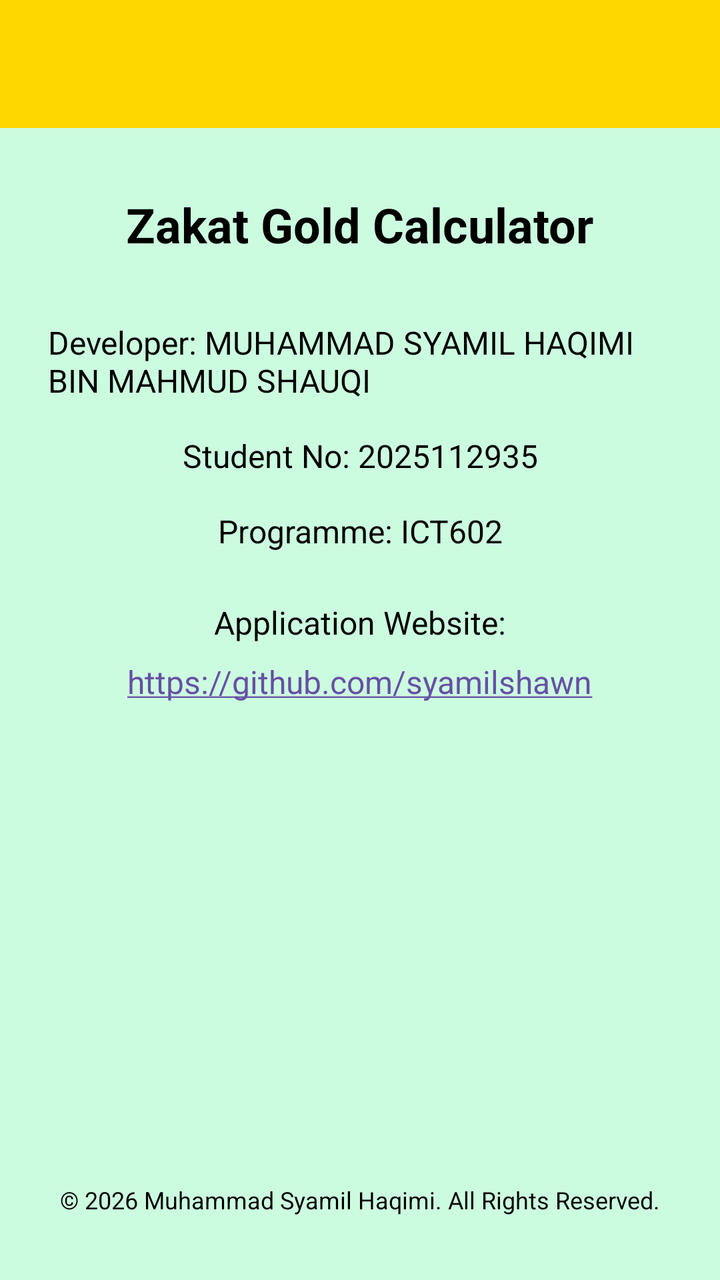
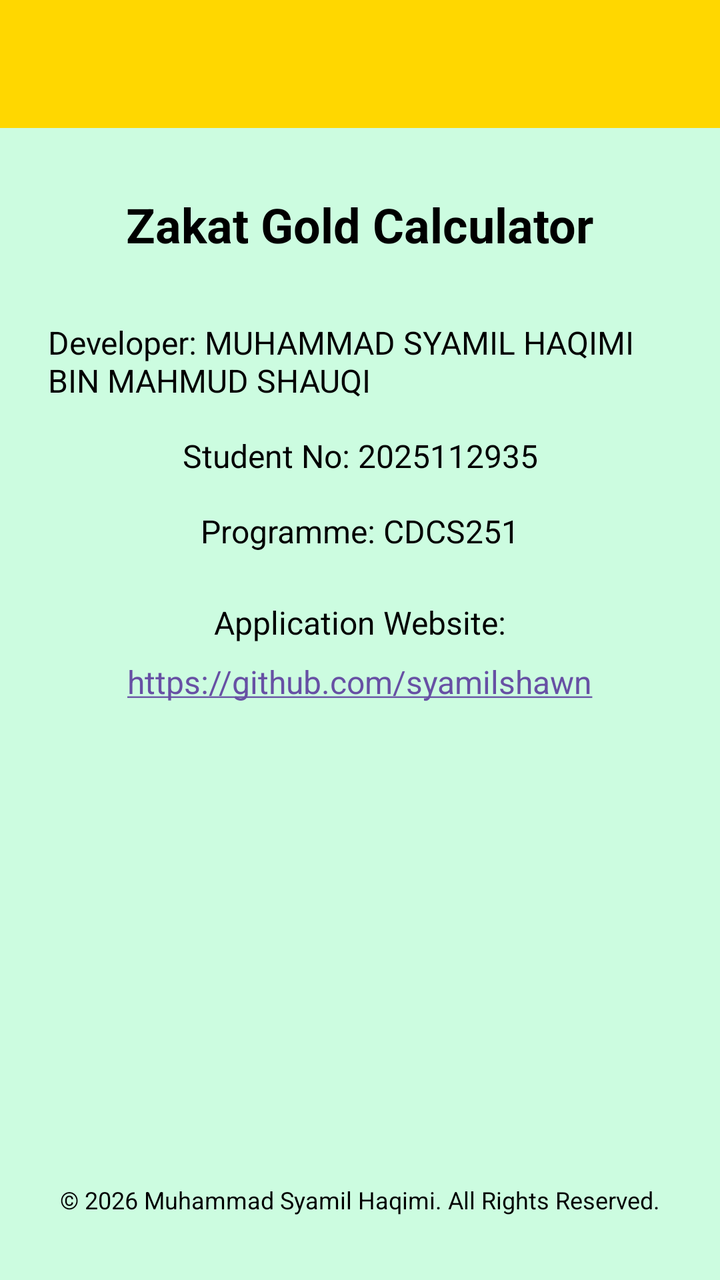

Before-and-after screenshots of an Android layout around one commit, followed by the original layout XML and the change that was made.
<!-- AndroidManifest.xml: application theme Theme.ZakayGoldV2 -->
<!-- res/layout/activity_about.xml -->
<?xml version="1.0" encoding="utf-8"?>
<androidx.constraintlayout.widget.ConstraintLayout xmlns:android="http://schemas.android.com/apk/res/android"
    xmlns:app="http://schemas.android.com/apk/res-auto"
    xmlns:tools="http://schemas.android.com/tools"
    android:id="@+id/main"
    android:layout_width="match_parent"
    android:layout_height="match_parent"
    android:background="@color/light_green"
    android:fitsSystemWindows="true"
    tools:context=".AboutActivity">

    <androidx.appcompat.widget.Toolbar
        android:id="@+id/toolbar_about"
        android:layout_width="match_parent"
        android:layout_height="wrap_content"
        android:background="@color/gold"
        android:minHeight="?attr/actionBarSize"
        android:theme="@style/ThemeOverlay.AppCompat.Light"
        app:layout_constraintEnd_toEndOf="parent"
        app:layout_constraintStart_toStartOf="parent"
        app:layout_constraintTop_toTopOf="parent" />

    <TextView
        android:id="@+id/aboutTitle"
        android:layout_width="wrap_content"
        android:layout_height="wrap_content"
        android:layout_marginTop="32dp"
        android:text="Zakat Gold Calculator"
        android:textColor="@color/black"
        android:textSize="24sp"
        android:textStyle="bold"
        app:layout_constraintEnd_toEndOf="parent"
        app:layout_constraintStart_toStartOf="parent"
        app:layout_constraintTop_toBottomOf="@+id/toolbar_about" />

    <TextView
        android:id="@+id/txtName"
        android:layout_width="0dp"
        android:layout_height="wrap_content"
        android:layout_marginStart="24dp"
        android:layout_marginTop="32dp"
        android:layout_marginEnd="24dp"
        android:text="Developer: MUHAMMAD SYAMIL HAQIMI BIN MAHMUD SHAUQI"
        android:textAlignment="center"
        android:textColor="@color/black"
        android:textSize="16sp"
        app:layout_constraintEnd_toEndOf="parent"
        app:layout_constraintStart_toStartOf="parent"
        app:layout_constraintTop_toBottomOf="@+id/aboutTitle" />

    <TextView
        android:id="@+id/txtStudentId"
        android:layout_width="wrap_content"
        android:layout_height="wrap_content"
        android:layout_marginTop="16dp"
        android:text="Student No: 2025112935"
        android:textColor="@color/black"
        android:textSize="16sp"
        app:layout_constraintEnd_toEndOf="parent"
        app:layout_constraintStart_toStartOf="parent"
        app:layout_constraintTop_toBottomOf="@+id/txtName" />

    <TextView
        android:id="@+id/txtProgramme"
        android:layout_width="wrap_content"
        android:layout_height="wrap_content"
        android:layout_marginTop="16dp"
        android:text="Programme: ICT602"
        android:textColor="@color/black"
        android:textSize="16sp"
        app:layout_constraintEnd_toEndOf="parent"
        app:layout_constraintStart_toStartOf="parent"
        app:layout_constraintTop_toBottomOf="@+id/txtStudentId" />

    <TextView
        android:id="@+id/textView6"
        android:layout_width="wrap_content"
        android:layout_height="wrap_content"
        android:layout_marginTop="24dp"
        android:text="Application Website:"
        android:textColor="@color/black"
        android:textSize="16sp"
        app:layout_constraintEnd_toEndOf="parent"
        app:layout_constraintStart_toStartOf="parent"
        app:layout_constraintTop_toBottomOf="@+id/txtProgramme" />

    <TextView
        android:id="@+id/txtLink"
        android:layout_width="wrap_content"
        android:layout_height="wrap_content"
        android:layout_marginTop="8dp"
        android:text="https://github.com/syamilshawn"
        android:textColor="@android:color/holo_blue_dark"
        android:textSize="16sp"
        android:autoLink="web"
        android:linksClickable="true"
        app:layout_constraintEnd_toEndOf="parent"
        app:layout_constraintStart_toStartOf="parent"
        app:layout_constraintTop_toBottomOf="@+id/textView6" />

    
    <TextView
        android:id="@+id/txtCopyright"
        android:layout_width="wrap_content"
        android:layout_height="wrap_content"
        android:layout_marginBottom="32dp"
        android:text="© 2026 Muhammad Syamil Haqimi. All Rights Reserved."
        android:textColor="@color/black"
        android:textSize="12sp"
        app:layout_constraintBottom_toBottomOf="parent"
        app:layout_constraintEnd_toEndOf="parent"
        app:layout_constraintStart_toStartOf="parent" />

</androidx.constraintlayout.widget.ConstraintLayout>
<!-- resources referenced by this layout -->
<resources>
  <color name="black">#FF000000</color>
  <color name="gold">#FFD700</color>
  <color name="light_green">#CCFCE0</color>
  <style name="Theme.ZakayGoldV2" parent="Base.Theme.ZakayGoldV2" />
  <style name="Base.Theme.ZakayGoldV2" parent="Theme.Material3.DayNight.NoActionBar">
          
          
      </style>
</resources>

<!-- the commit's change to res/layout/activity_about.xml (unified diff, before → after) -->
@@ -65,7 +65,7 @@
         android:layout_width="wrap_content"
         android:layout_height="wrap_content"
         android:layout_marginTop="16dp"
-        android:text="Programme: ICT602"
+        android:text="Programme: CDCS251"
         android:textColor="@color/black"
         android:textSize="16sp"
         app:layout_constraintEnd_toEndOf="parent"
